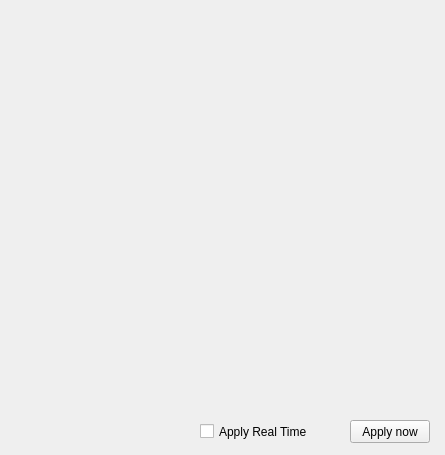
This is GUI/forms/neuron_parameters_form.ui in iamdmitryvolkov/neuromodel as Qt 5 draws it before an edit. The edited form follows.
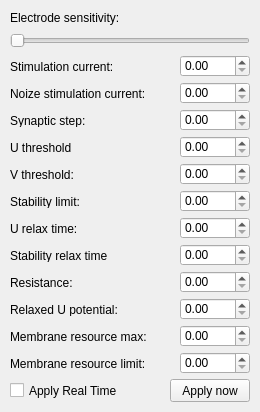
This is the edited form.

Patch:
```diff
--- a/GUI/forms/neuron_parameters_form.ui
+++ b/GUI/forms/neuron_parameters_form.ui
@@ -6,18 +6,30 @@
    <rect>
     <x>0</x>
     <y>0</y>
-    <width>445</width>
-    <height>455</height>
+    <width>260</width>
+    <height>412</height>
    </rect>
   </property>
+  <property name="minimumSize">
+   <size>
+    <width>260</width>
+    <height>412</height>
+   </size>
+  </property>
+  <property name="maximumSize">
+   <size>
+    <width>260</width>
+    <height>412</height>
+   </size>
+  </property>
   <property name="windowTitle">
    <string>Form</string>
   </property>
   <widget class="QPushButton" name="ApplyNowButton">
    <property name="geometry">
     <rect>
-     <x>350</x>
-     <y>420</y>
+     <x>170</x>
+     <y>379</y>
      <width>80</width>
      <height>23</height>
     </rect>
@@ -29,8 +41,8 @@
   <widget class="QCheckBox" name="checkBox">
    <property name="geometry">
     <rect>
-     <x>200</x>
-     <y>423</y>
+     <x>10</x>
+     <y>382</y>
      <width>140</width>
      <height>17</height>
     </rect>
@@ -39,6 +51,311 @@
     <string>Apply Real Time</string>
    </property>
   </widget>
+  <widget class="QLabel" name="ElectrodeSensitivityLabel">
+   <property name="geometry">
+    <rect>
+     <x>10</x>
+     <y>10</y>
+     <width>240</width>
+     <height>16</height>
+    </rect>
+   </property>
+   <property name="text">
+    <string>Electrode sensitivity:</string>
+   </property>
+  </widget>
+  <widget class="QSlider" name="ElectrodeSensitivitySlider">
+   <property name="geometry">
+    <rect>
+     <x>10</x>
+     <y>31</y>
+     <width>240</width>
+     <height>19</height>
+    </rect>
+   </property>
+   <property name="maximum">
+    <number>100</number>
+   </property>
+   <property name="orientation">
+    <enum>Qt::Horizontal</enum>
+   </property>
+  </widget>
+  <widget class="QDoubleSpinBox" name="StimCurrentSpinBox">
+   <property name="geometry">
+    <rect>
+     <x>180</x>
+     <y>55</y>
+     <width>70</width>
+     <height>22</height>
+    </rect>
+   </property>
+  </widget>
+  <widget class="QLabel" name="StimCurrentLabel">
+   <property name="geometry">
+    <rect>
+     <x>10</x>
+     <y>60</y>
+     <width>160</width>
+     <height>13</height>
+    </rect>
+   </property>
+   <property name="text">
+    <string>Stimulation current:</string>
+   </property>
+  </widget>
+  <widget class="QLabel" name="NoizeStimCurrentLabel">
+   <property name="geometry">
+    <rect>
+     <x>10</x>
+     <y>87</y>
+     <width>160</width>
+     <height>13</height>
+    </rect>
+   </property>
+   <property name="text">
+    <string>Noize stimulation current:</string>
+   </property>
+  </widget>
+  <widget class="QDoubleSpinBox" name="NoizeStimCurrentSpinBox">
+   <property name="geometry">
+    <rect>
+     <x>180</x>
+     <y>82</y>
+     <width>70</width>
+     <height>22</height>
+    </rect>
+   </property>
+  </widget>
+  <widget class="QLabel" name="SysStepLabel">
+   <property name="geometry">
+    <rect>
+     <x>10</x>
+     <y>114</y>
+     <width>160</width>
+     <height>13</height>
+    </rect>
+   </property>
+   <property name="text">
+    <string>Synaptic step:</string>
+   </property>
+  </widget>
+  <widget class="QDoubleSpinBox" name="SynStepSpinBox">
+   <property name="geometry">
+    <rect>
+     <x>180</x>
+     <y>109</y>
+     <width>70</width>
+     <height>22</height>
+    </rect>
+   </property>
+  </widget>
+  <widget class="QLabel" name="UThresholdLabel">
+   <property name="geometry">
+    <rect>
+     <x>10</x>
+     <y>141</y>
+     <width>160</width>
+     <height>13</height>
+    </rect>
+   </property>
+   <property name="text">
+    <string>U threshold</string>
+   </property>
+  </widget>
+  <widget class="QDoubleSpinBox" name="UThresholdSpinBox">
+   <property name="geometry">
+    <rect>
+     <x>180</x>
+     <y>136</y>
+     <width>70</width>
+     <height>22</height>
+    </rect>
+   </property>
+  </widget>
+  <widget class="QLabel" name="VThresholdLabel">
+   <property name="geometry">
+    <rect>
+     <x>10</x>
+     <y>168</y>
+     <width>160</width>
+     <height>13</height>
+    </rect>
+   </property>
+   <property name="text">
+    <string>V threshold:</string>
+   </property>
+  </widget>
+  <widget class="QDoubleSpinBox" name="VThresholdSpinBox">
+   <property name="geometry">
+    <rect>
+     <x>180</x>
+     <y>163</y>
+     <width>70</width>
+     <height>22</height>
+    </rect>
+   </property>
+  </widget>
+  <widget class="QLabel" name="StabilityLimitLabel">
+   <property name="geometry">
+    <rect>
+     <x>10</x>
+     <y>195</y>
+     <width>160</width>
+     <height>13</height>
+    </rect>
+   </property>
+   <property name="text">
+    <string>Stability limit:</string>
+   </property>
+  </widget>
+  <widget class="QDoubleSpinBox" name="StabilityLimitSpinBox">
+   <property name="geometry">
+    <rect>
+     <x>180</x>
+     <y>190</y>
+     <width>70</width>
+     <height>22</height>
+    </rect>
+   </property>
+  </widget>
+  <widget class="QLabel" name="StimRelaxTimeLabel">
+   <property name="geometry">
+    <rect>
+     <x>10</x>
+     <y>222</y>
+     <width>160</width>
+     <height>13</height>
+    </rect>
+   </property>
+   <property name="text">
+    <string>U relax time:</string>
+   </property>
+  </widget>
+  <widget class="QDoubleSpinBox" name="StimRelaxTimeSpinBox">
+   <property name="geometry">
+    <rect>
+     <x>180</x>
+     <y>217</y>
+     <width>70</width>
+     <height>22</height>
+    </rect>
+   </property>
+  </widget>
+  <widget class="QLabel" name="StabRelaxTimeLabel">
+   <property name="geometry">
+    <rect>
+     <x>10</x>
+     <y>249</y>
+     <width>160</width>
+     <height>13</height>
+    </rect>
+   </property>
+   <property name="text">
+    <string>Stability relax time</string>
+   </property>
+  </widget>
+  <widget class="QDoubleSpinBox" name="StabRelaxTimeSpinBox">
+   <property name="geometry">
+    <rect>
+     <x>180</x>
+     <y>244</y>
+     <width>70</width>
+     <height>22</height>
+    </rect>
+   </property>
+  </widget>
+  <widget class="QLabel" name="ResistanceLabel">
+   <property name="geometry">
+    <rect>
+     <x>10</x>
+     <y>276</y>
+     <width>160</width>
+     <height>13</height>
+    </rect>
+   </property>
+   <property name="text">
+    <string>Resistance:</string>
+   </property>
+  </widget>
+  <widget class="QDoubleSpinBox" name="ResistanceSpinBox">
+   <property name="geometry">
+    <rect>
+     <x>180</x>
+     <y>271</y>
+     <width>70</width>
+     <height>22</height>
+    </rect>
+   </property>
+  </widget>
+  <widget class="QLabel" name="RelaxedStimLabel">
+   <property name="geometry">
+    <rect>
+     <x>10</x>
+     <y>303</y>
+     <width>160</width>
+     <height>13</height>
+    </rect>
+   </property>
+   <property name="text">
+    <string>Relaxed U potential:</string>
+   </property>
+  </widget>
+  <widget class="QDoubleSpinBox" name="RelaxedStimSpinBox">
+   <property name="geometry">
+    <rect>
+     <x>180</x>
+     <y>298</y>
+     <width>70</width>
+     <height>22</height>
+    </rect>
+   </property>
+  </widget>
+  <widget class="QLabel" name="ResMaxLabel">
+   <property name="geometry">
+    <rect>
+     <x>10</x>
+     <y>330</y>
+     <width>160</width>
+     <height>13</height>
+    </rect>
+   </property>
+   <property name="text">
+    <string>Membrane resource max:</string>
+   </property>
+  </widget>
+  <widget class="QDoubleSpinBox" name="ResMaxSpinBox">
+   <property name="geometry">
+    <rect>
+     <x>180</x>
+     <y>325</y>
+     <width>70</width>
+     <height>22</height>
+    </rect>
+   </property>
+  </widget>
+  <widget class="QLabel" name="ResLimLabel">
+   <property name="geometry">
+    <rect>
+     <x>10</x>
+     <y>357</y>
+     <width>160</width>
+     <height>13</height>
+    </rect>
+   </property>
+   <property name="text">
+    <string>Membrane resource limit:</string>
+   </property>
+  </widget>
+  <widget class="QDoubleSpinBox" name="ResMinSpinBox">
+   <property name="geometry">
+    <rect>
+     <x>180</x>
+     <y>352</y>
+     <width>70</width>
+     <height>22</height>
+    </rect>
+   </property>
+  </widget>
  </widget>
  <resources/>
  <connections/>
```
Left out of the diff: 4 changed lines with no effect on the pictures.
